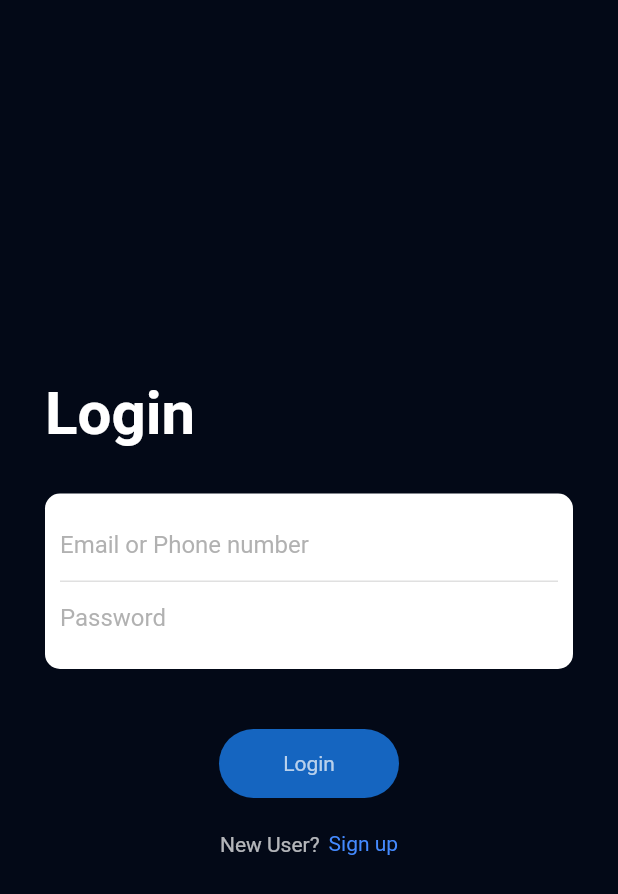
After one commit to Yogi-7y/mood-flutter-frontend, a Flutter app: the LoginScreen screen opened by its route, on a phone screen of 412 x 824 dp. The commit adds this screen. Shown: the top 894 px of the screen. Run offline on Flutter 3.47's test engine with Material 2 defaults, Android fonts, the phone set to English and light mode, and no system bars; our stand-ins replace page_transition, simple_animations.

Commit message:
design login screen

```diff
--- /dev/null
+++ b/lib/screens/login_screen.dart
@@ -0,0 +1,72 @@
+import 'package:mood_frontend/widgets/button_form.dart';
+import 'package:mood_frontend/widgets/form_caption_link.dart';
+import 'package:mood_frontend/widgets/form_container.dart';
+import 'package:mood_frontend/widgets/hero_text.dart';
+import 'package:mood_frontend/widgets/input_field_form.dart';
+import 'package:flutter/material.dart';
+
+class LoginScreen extends StatelessWidget {
+  @override
+  Widget build(BuildContext context) {
+    return Scaffold(
+      backgroundColor: Color.fromRGBO(3, 9, 23, 1),
+      body: Container(
+        padding: EdgeInsets.all(30),
+        child: Column(
+          crossAxisAlignment: CrossAxisAlignment.start,
+          mainAxisAlignment: MainAxisAlignment.center,
+          children: <Widget>[
+            HeroText(
+              animationDelay: 1.2,
+              heroText: 'Login',
+              heroTextSize: 40.0,
+            ),
+            SizedBox(
+              height: 30,
+            ),
+            FormContainer(
+              animationDelay: 1.5,
+              formBorderRadius: 10.0,
+              formPadding: 10.0,
+              child: Column(
+                children: <Widget>[
+                  InputFieldForm(
+                    hint: 'Email or Phone number',
+                    border: Border(
+                      bottom: BorderSide(color: Colors.grey[300]),
+                    ),
+                  ),
+                  InputFieldForm(
+                    hint: 'Password',
+                  ),
+                ],
+              ),
+            ),
+            SizedBox(
+              height: 40,
+            ),
+            ButtonForm(
+              animationDelay: 1.8,
+              buttonText: 'Login',
+              buttonWidth: 120.0,
+            ),
+            SizedBox(
+              height: 20.0,
+            ),
+            Center(
+              child: CaptionLinkForm(
+                animationDelay: 1.8,
+                text: 'New User?',
+                textSize: 14.0,
+                linkText: 'Sign up',
+                onLinkTap: () {
+                  print('clicked');
+                },
+              ),
+            )
+          ],
+        ),
+      ),
+    );
+  }
+}
--- /dev/null
+++ b/lib/widgets/button_form.dart
@@ -0,0 +1,30 @@
+import 'package:flutter/material.dart';
+import '../animations/fade_animations.dart';
+
+class ButtonForm extends StatelessWidget {
+  final double animationDelay;
+  final double buttonWidth;
+  final String buttonText;
+
+  ButtonForm({this.animationDelay, this.buttonText, this.buttonWidth});
+  @override
+  Widget build(BuildContext context) {
+    return FadeAnimation(
+      animationDelay,
+      Center(
+        child: Container(
+          width: buttonWidth,
+          padding: EdgeInsets.all(15),
+          decoration: BoxDecoration(
+              borderRadius: BorderRadius.circular(50), color: Colors.blue[800]),
+          child: Center(
+            child: Text(
+              buttonText,
+              style: TextStyle(color: Colors.white.withOpacity(.7)),
+            ),
+          ),
+        ),
+      ),
+    );
+  }
+}
--- /dev/null
+++ b/lib/widgets/caption_text.dart
@@ -0,0 +1,23 @@
+import 'package:flutter/material.dart';
+import '../animations/fade_animations.dart';
+
+class CaptionText extends StatelessWidget {
+  final String text;
+  final double animationDelay;
+  final double textSize;
+
+  CaptionText({this.animationDelay, this.text, this.textSize});
+  @override
+  Widget build(BuildContext context) {
+    return FadeAnimation(
+      animationDelay,
+      Text(
+        text,
+        style: TextStyle(
+            color: Colors.white.withOpacity(.7),
+            height: 1.4,
+            fontSize: textSize),
+      ),
+    );
+  }
+}
--- /dev/null
+++ b/lib/widgets/form_caption_link.dart
@@ -0,0 +1,46 @@
+import 'package:flutter/material.dart';
+import '../animations/fade_animations.dart';
+import './caption_text.dart';
+
+class CaptionLinkForm extends StatelessWidget {
+  final String text;
+  final double animationDelay;
+  final double textSize;
+  final String linkText;
+  final Function onLinkTap;
+
+  CaptionLinkForm(
+      {this.text,
+      this.animationDelay,
+      this.linkText,
+      this.textSize,
+      this.onLinkTap});
+  @override
+  Widget build(BuildContext context) {
+    return Container(
+      child: Row(
+        mainAxisAlignment: MainAxisAlignment.center,
+        children: <Widget>[
+          CaptionText(
+            text: text,
+            animationDelay: animationDelay,
+            textSize: textSize,
+          ),
+          SizedBox(
+            width: 6.0,
+          ),
+          GestureDetector(
+            onTap: onLinkTap,
+            child: FadeAnimation(
+              animationDelay,
+              Text(
+                linkText,
+                style: TextStyle(color: Colors.blueAccent),
+              ),
+            ),
+          )
+        ],
+      ),
+    );
+  }
+}
--- /dev/null
+++ b/lib/widgets/form_container.dart
@@ -0,0 +1,28 @@
+import 'package:flutter/material.dart';
+import '../animations/fade_animations.dart';
+
+class FormContainer extends StatelessWidget {
+  final double animationDelay;
+  final double formPadding;
+  final double formBorderRadius;
+  final Widget child;
+
+  FormContainer(
+      {this.animationDelay,
+      this.formPadding,
+      this.child,
+      this.formBorderRadius});
+
+  @override
+  Widget build(BuildContext context) {
+    return FadeAnimation(
+      animationDelay,
+      Container(
+          padding: EdgeInsets.all(formPadding),
+          decoration: BoxDecoration(
+              borderRadius: BorderRadius.circular(formBorderRadius),
+              color: Colors.white),
+          child: child),
+    );
+  }
+}
--- /dev/null
+++ b/lib/widgets/hero_text.dart
@@ -0,0 +1,23 @@
+import 'package:flutter/material.dart';
+import '../animations/fade_animations.dart';
+
+class HeroText extends StatelessWidget {
+  final double animationDelay;
+  final String heroText;
+  final double heroTextSize;
+
+  HeroText({this.animationDelay, this.heroText, this.heroTextSize});
+  @override
+  Widget build(BuildContext context) {
+    return FadeAnimation(
+      animationDelay,
+      Text(
+        heroText,
+        style: TextStyle(
+            color: Colors.white,
+            fontSize: heroTextSize,
+            fontWeight: FontWeight.bold),
+      ),
+    );
+  }
+}
--- /dev/null
+++ b/lib/widgets/input_field_form.dart
@@ -0,0 +1,23 @@
+import 'package:flutter/material.dart';
+
+class InputFieldForm extends StatelessWidget {
+  final String hint;
+  final BoxBorder border;
+
+  InputFieldForm({this.hint, this.border});
+
+  @override
+  Widget build(BuildContext context) {
+    return Container(
+      decoration: BoxDecoration(
+        border: border,
+      ),
+      child: TextField(
+        decoration: InputDecoration(
+            border: InputBorder.none,
+            hintStyle: TextStyle(color: Colors.grey.withOpacity(.8)),
+            hintText: hint),
+      ),
+    );
+  }
+}
```
Also changed, not shown: lib/constants/constants.dart (added, +19 -0 lines), lib/main.dart (+10 -1 lines), lib/screens/chat_screen.dart (added, +60 -0 lines), lib/screens/registration_screen.dart (added, +98 -0 lines), lib/screens/splash_screen.dart (+11 -18 lines).
